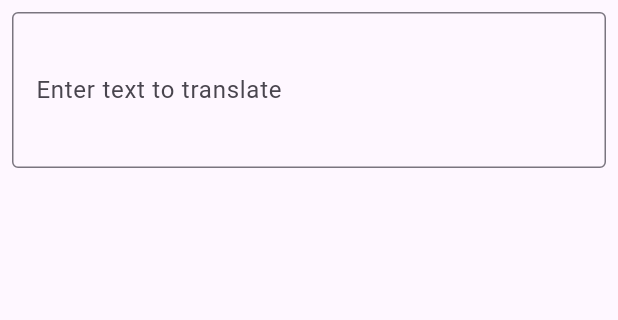
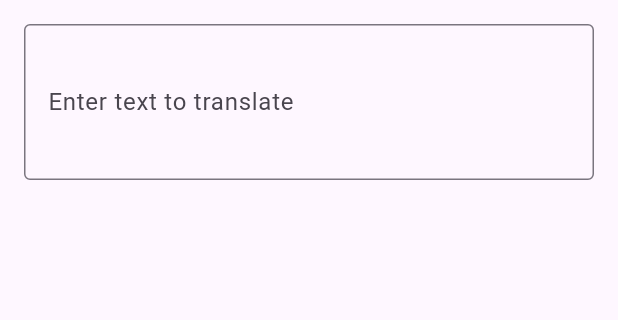
Before and after one commit to AndreaNicola/arasaac_translator, a Flutter app: the screen it shows after launch, on a phone screen of 412 x 824 dp, the part 84-404 px from its top. Run offline on Flutter 3.47's test engine with Material 2 defaults, Android fonts, the light colour scheme and no system bars; our stand-ins replace easy_debounce, image_picker, sqflite; missing offline and left inert: arasaac_api; accounts and stored records are empty; generated files the repository leaves out were written again.

Commit message:
added more padding to the textarea

```diff
--- a/lib/home/home.dart
+++ b/lib/home/home.dart
@@ -132,7 +132,7 @@ class _HomePageState extends State<HomePage> {
         children: <Widget>[
 
           Padding(
-            padding: const EdgeInsets.all(8),
+            padding: const EdgeInsets.all(16),
             child: TextField(
               minLines: 3,
               maxLines: 10,
```
